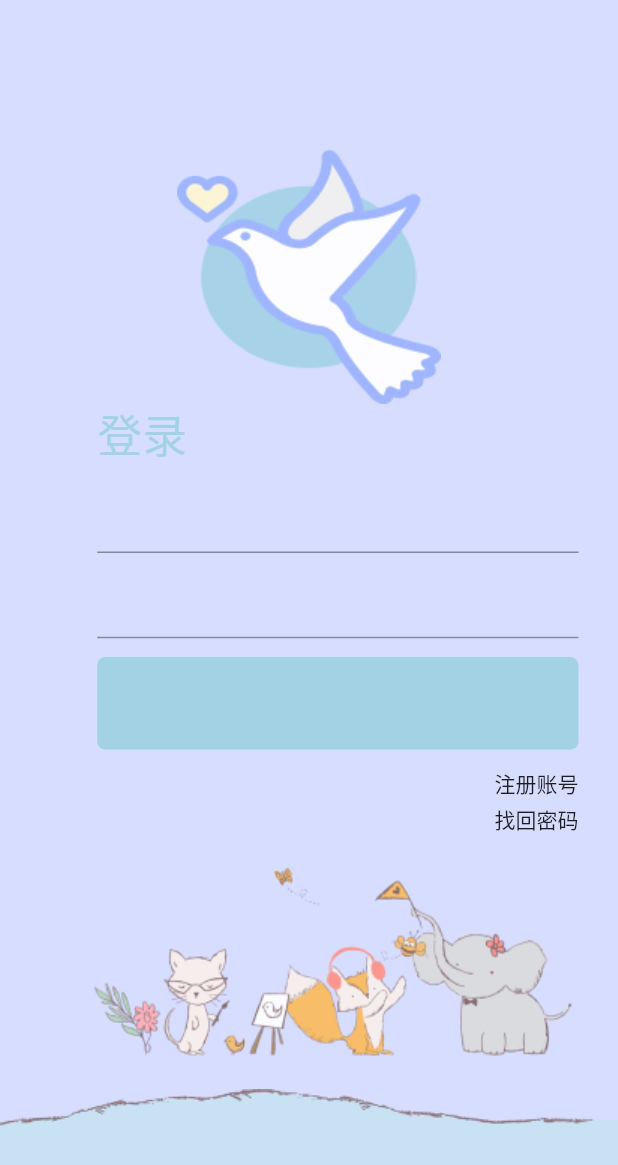
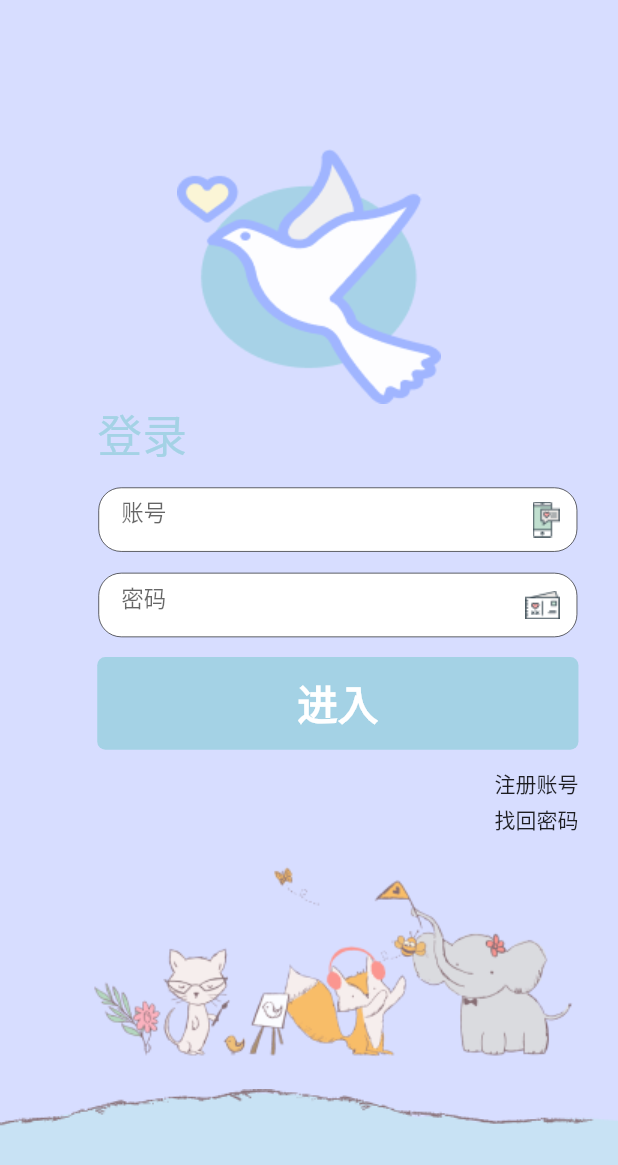
Before and after one commit to eamonwu/Freeze-Frame-Post-Office-App, a Flutter app: the LoginScreen screen opened by its route, on a phone screen of 412 x 824 dp. Shown: the top 1165 px of the screen. Run offline on Flutter 3.47's test engine with Material 2 defaults, Android fonts, the phone set to English and light mode, and no system bars; our stand-ins replace flutter_screenutil, get; missing offline and left inert: dart:ffi.

Commit message:
登录界面完善,对接登录接口

```diff
--- /dev/null
+++ b/lib/config/global.dart
@@ -0,0 +1,3 @@
+class GlobalCfg {
+  static String serverAddr = "10.0.2.2:8077";
+}
--- /dev/null
+++ b/lib/controller/login_screen_controller.dart
@@ -0,0 +1,33 @@
+import 'package:flutter/cupertino.dart';
+import 'package:get/get.dart';
+import 'package:freeze_frame_post_office_app/config/global.dart';
+
+class LoginScreenController extends GetxController {
+  late TextEditingController account;
+  late TextEditingController pwd;
+  @override
+  void onInit() {
+    super.onInit();
+    account = TextEditingController();
+    pwd = TextEditingController();
+  }
+
+  @override
+  void dispose() {
+    // TODO: implement dispose
+    account.dispose();
+    pwd.dispose();
+    super.dispose();
+  }
+
+  void login() async {
+    await GetConnect().post("http://${GlobalCfg.serverAddr}/user/login",
+        {"username": account.text, "password": pwd.text}).then((resp) {
+      if (resp.body["code"] == 200) {
+        Get.toNamed("/home");
+      }
+    }).onError((error, stackTrace) {
+      print(error.toString());
+    });
+  }
+}
--- a/lib/main.dart
+++ b/lib/main.dart
@@ -20,7 +20,7 @@ class MyApp extends StatelessWidget {
       splitScreenMode: true,
       builder: (context, child) {
         return GetMaterialApp(
-          home: HomeScreen(),
+          home: LoginScreen(),
           debugShowCheckedModeBanner: false,
           getPages: Routes,
         );
--- a/lib/view/home_screen.dart
+++ b/lib/view/home_screen.dart
@@ -171,11 +171,11 @@ class HomeScreen extends StatelessWidget {
                         width: 37.w,
                         height: 46.73.h,
                       ),
-                      Image.asset(
-                        stamp["stampUrl"],
-                        width: 25.w,
-                        height: 35.h,
-                      ),
+                      // Image.asset(
+                      //   stamp["stampUrl"],
+                      //   width: 25.w,
+                      //   height: 35.h,
+                      // ),
                       Container(
                         width: 25.w,
                         height: 35.h,
--- a/lib/view/login_screen.dart
+++ b/lib/view/login_screen.dart
@@ -1,11 +1,14 @@
 import 'package:flutter/material.dart';
 import 'package:flutter_screenutil/flutter_screenutil.dart';
+import 'package:freeze_frame_post_office_app/controller/login_screen_controller.dart';
+import 'package:get/get.dart';
 
 class LoginScreen extends StatelessWidget {
   const LoginScreen({Key? key}) : super(key: key);
 
   @override
   Widget build(BuildContext context) {
+    Get.put(LoginScreenController());
     return Container(
       color: const Color(0xffD7DDFF),
       child: SafeArea(
@@ -29,6 +32,7 @@ class LoginScreen extends StatelessWidget {
   }
 
   Widget _loginForm() {
+    final _loginCtrl = Get.find<LoginScreenController>();
     return SizedBox(
       width: 340.w,
       height: 290.h,
@@ -42,7 +46,7 @@ class LoginScreen extends StatelessWidget {
               child: const Text(
                 "登录",
                 style: TextStyle(
-                  color: const Color(0xffA4D2E5),
+                  color: Color(0xffA4D2E5),
                   fontSize: 30,
                 ),
               ),
@@ -50,19 +54,30 @@ class LoginScreen extends StatelessWidget {
             SizedBox(
               width: 292.w,
               height: 41.h,
-              child: TextField(),
+              child: _loginTextFieldAccount(_loginCtrl.account),
             ),
             SizedBox(
               width: 292.w,
               height: 41.h,
-              child: TextField(),
+              child: _loginTextFieldPassword(_loginCtrl.pwd),
             ),
-            Container(
-              width: 292.w,
-              height: 57.h,
-              decoration: BoxDecoration(
-                  color: const Color(0xffA4D2E5),
-                  borderRadius: BorderRadius.circular(5.h)),
+            InkWell(
+              onTap: () => _loginCtrl.login(),
+              child: Container(
+                width: 292.w,
+                height: 57.h,
+                decoration: BoxDecoration(
+                    color: const Color(0xffA4D2E5),
+                    borderRadius: BorderRadius.circular(5.h)),
+                child: Center(
+                    child: Text(
+                  "进入",
+                  style: TextStyle(
+                      fontWeight: FontWeight.bold,
+                      fontSize: 25.sp,
+                      color: Colors.white),
+                )),
+              ),
             ),
             Container(
               width: 292.w,
@@ -71,7 +86,7 @@ class LoginScreen extends StatelessWidget {
               child: Column(
                   mainAxisSize: MainAxisSize.max,
                   mainAxisAlignment: MainAxisAlignment.spaceBetween,
-                  children: [
+                  children: const [
                     Text("注册账号"),
                     Text("找回密码"),
                   ]),
@@ -95,4 +110,65 @@ class LoginScreen extends StatelessWidget {
       height: 185.h,
     );
   }
+
+  Widget _loginTextFieldAccount(TextEditingController account) {
+    return Container(
+        height: 41,
+        width: 292,
+        decoration: BoxDecoration(
+            border: Border.all(
+                width: 1, color: const Color.fromARGB(0, 172, 184, 194))),
+        child: Stack(alignment: Alignment.center, children: [
+          Positioned(
+            child: TextField(
+              controller: account,
+              style: const TextStyle(fontSize: 15, color: Colors.black87),
+              decoration: const InputDecoration(
+                fillColor: Colors.white,
+                filled: true,
+                isCollapsed: true,
+                contentPadding:
+                    EdgeInsets.symmetric(horizontal: 15, vertical: 15),
+                hintText: "账号",
+                border: OutlineInputBorder(
+                    borderRadius: BorderRadius.all(Radius.circular(15))),
+              ),
+            ),
+          ),
+          const Positioned(
+            child: Image(image: AssetImage("assets/images/login_account.png")),
+            right: 11.5,
+          )
+        ]));
+  }
+
+  Widget _loginTextFieldPassword(TextEditingController pwd) {
+    return Container(
+        height: 41,
+        width: 292,
+        decoration: BoxDecoration(
+            border: Border.all(
+                width: 1, color: const Color.fromARGB(0, 172, 184, 194))),
+        child: Stack(alignment: Alignment.center, children: [
+          Positioned(
+              child: TextField(
+            controller: pwd,
+            style: const TextStyle(fontSize: 15, color: Colors.black87),
+            decoration: const InputDecoration(
+                fillColor: Colors.white,
+                filled: true,
+                isCollapsed: true,
+                contentPadding:
+                    EdgeInsets.symmetric(horizontal: 15, vertical: 15),
+                hintText: "密码",
+                border: OutlineInputBorder(
+                  borderRadius: BorderRadius.all(Radius.circular(15)),
+                )),
+          )),
+          const Positioned(
+            child: Image(image: AssetImage("assets/images/login_pwd.png")),
+            right: 11.5,
+          )
+        ]));
+  }
 }
```
Also changed, not shown: assets/images/login_account.png (added), assets/images/login_pwd.png (added).
